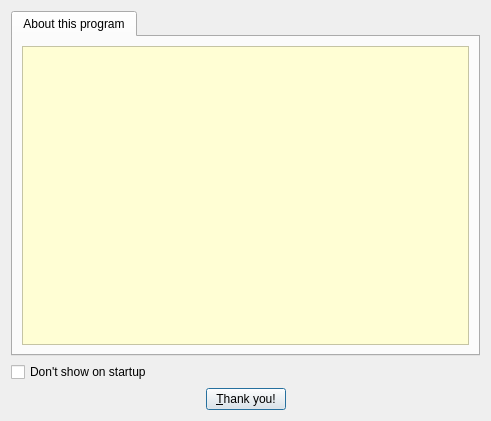
The window that forms/caboutdialog.ui (Jo2003/vlc_record) describes before a commit, drawn with Qt 5.
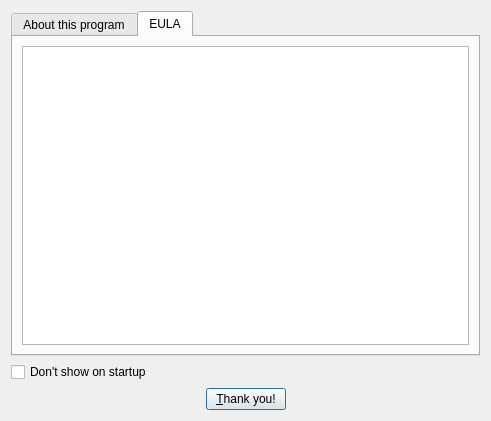
The same window after the commit. The open tabs and pages were chosen to show the change. Icons and pictures are not drawn.

```diff
--- a/forms/caboutdialog.ui
+++ b/forms/caboutdialog.ui
@@ -57,6 +57,16 @@
        </item>
       </layout>
      </widget>
+     <widget class="QWidget" name="eulaTab">
+      <attribute name="title">
+       <string>EULA</string>
+      </attribute>
+      <layout class="QVBoxLayout" name="verticalLayout_3">
+       <item>
+        <widget class="QTextBrowser" name="eulaText"/>
+       </item>
+      </layout>
+     </widget>
     </widget>
    </item>
    <item>
```
